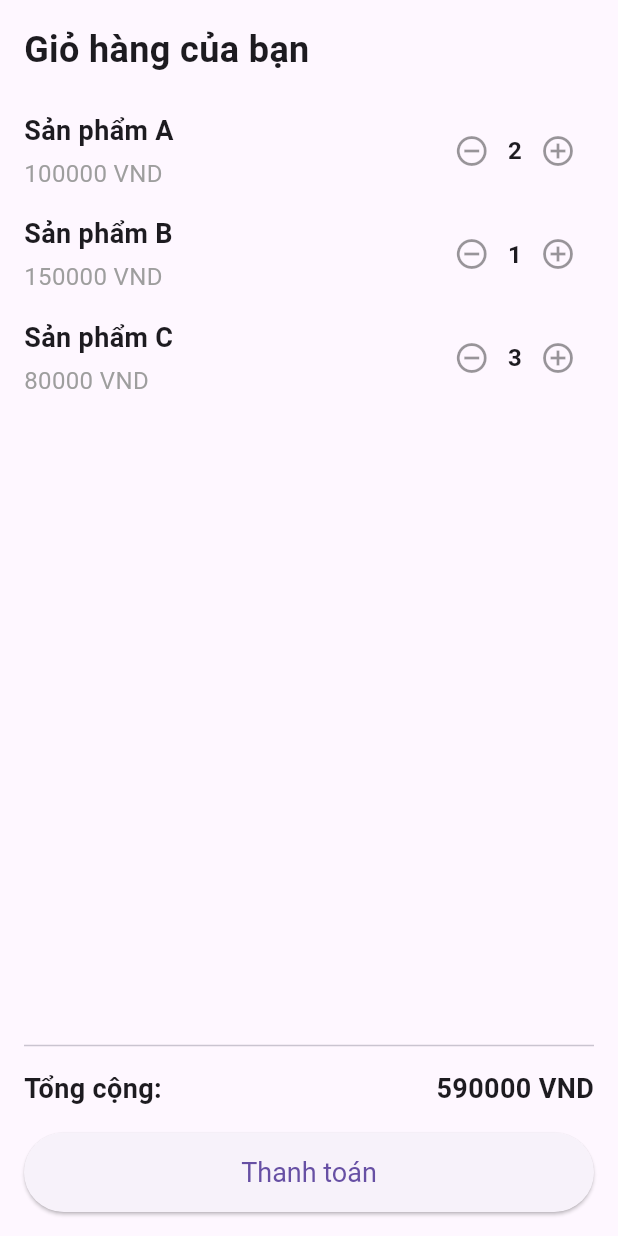
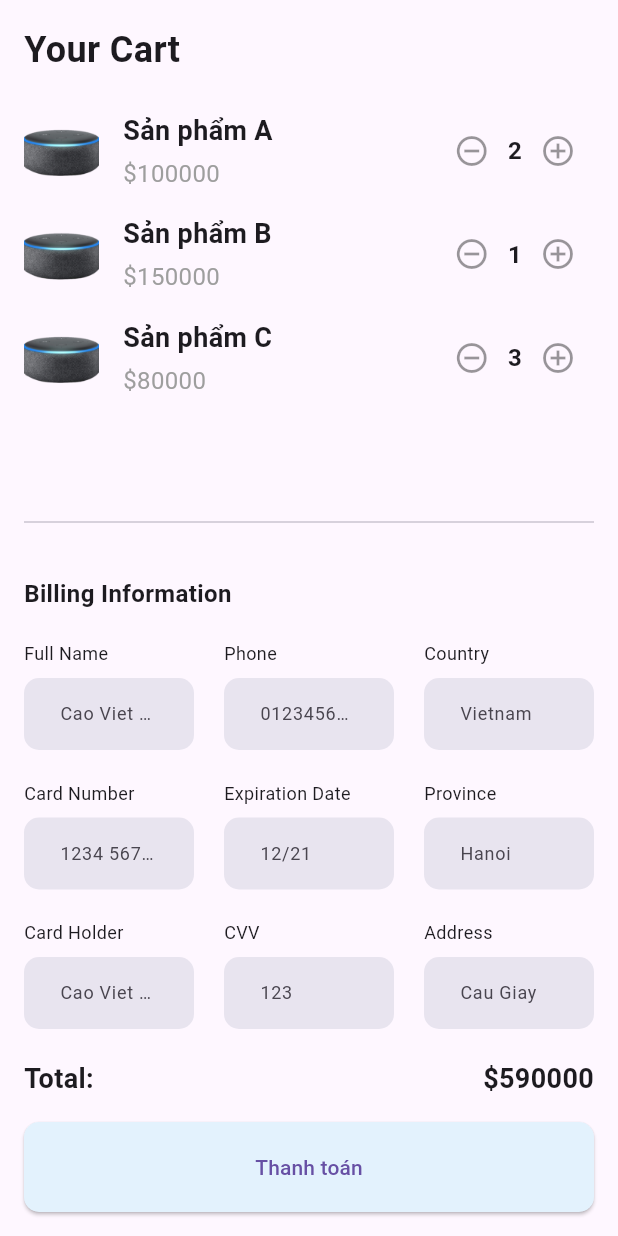
Before and after one commit to alexcao194/alexa, a Flutter app: the CartPage widget shown alone on an empty page, opened directly, on a phone screen of 412 x 824 dp. Run offline on Flutter 3.47's test engine with Material 3 defaults, Android fonts, the phone set to English and light mode, and no system bars; our stand-ins replace bloc, firebase_core, flutter_bloc, freezed_annotation, get_it, google_sign_in; missing offline and left inert: google_sign_in_web, vietmap_flutter_gl; accounts and stored records are empty; generated files the repository leaves out were written again; statements that could not run were skipped.

Commit message:
fix: update cart and profile page

```diff
--- a/lib/blocs/home/home_state.dart
+++ b/lib/blocs/home/home_state.dart
@@ -3,6 +3,6 @@ part of 'home_bloc.dart';
 @freezed
 class HomeState with _$HomeState {
   const factory HomeState({
-    @Default(1) int selectedTab,
+    @Default(0) int selectedTab,
   }) = _HomeState;
 }
--- a/lib/pages/card_page.dart
+++ /dev/null
@@ -1,129 +0,0 @@
-import 'package:flutter/material.dart';
-
-class CartPage extends StatelessWidget {
-  // Sample data for cart items
-  final List<Map<String, dynamic>> cartItems = [
-    {'name': 'Sản phẩm A', 'price': 100000, 'quantity': 2},
-    {'name': 'Sản phẩm B', 'price': 150000, 'quantity': 1},
-    {'name': 'Sản phẩm C', 'price': 80000, 'quantity': 3},
-  ];
-
-  @override
-  Widget build(BuildContext context) {
-    return Padding(
-      padding: const EdgeInsets.all(16.0),
-      child: Column(
-        crossAxisAlignment: CrossAxisAlignment.start,
-        children: [
-          const Text(
-            'Giỏ hàng của bạn',
-            style: TextStyle(fontSize: 24, fontWeight: FontWeight.bold),
-          ),
-          const SizedBox(height: 16),
-
-          // Cart Items List
-          Expanded(
-            child: ListView.builder(
-              itemCount: cartItems.length,
-              itemBuilder: (context, index) {
-                final item = cartItems[index];
-                return _buildCartItem(item);
-              },
-            ),
-          ),
-          const Divider(height: 32, thickness: 1),
-
-          // Total Price and Checkout Button
-          _buildTotalSection(),
-        ],
-      ),
-    );
-  }
-
-  // Widget to display individual cart items
-  Widget _buildCartItem(Map<String, dynamic> item) {
-    return Padding(
-      padding: const EdgeInsets.symmetric(vertical: 8.0),
-      child: Row(
-        mainAxisAlignment: MainAxisAlignment.spaceBetween,
-        children: [
-          // Product Name and Price
-          Column(
-            crossAxisAlignment: CrossAxisAlignment.start,
-            children: [
-              Text(
-                item['name'],
-                style: const TextStyle(fontSize: 18, fontWeight: FontWeight.bold),
-              ),
-              const SizedBox(height: 4),
-              Text(
-                '${item['price']} VND',
-                style: const TextStyle(fontSize: 16, color: Colors.grey),
-              ),
-            ],
-          ),
-
-          // Quantity Selector
-          Row(
-            children: [
-              IconButton(
-                icon: const Icon(Icons.remove_circle_outline),
-                onPressed: () {
-                  // Logic giảm số lượng
-                },
-              ),
-              Text(
-                '${item['quantity']}',
-                style: const TextStyle(fontSize: 16, fontWeight: FontWeight.bold),
-              ),
-              IconButton(
-                icon: const Icon(Icons.add_circle_outline),
-                onPressed: () {
-                  // Logic tăng số lượng
-                },
-              ),
-            ],
-          ),
-        ],
-      ),
-    );
-  }
-
-  // Widget to display total price and checkout button
-  Widget _buildTotalSection() {
-    final totalPrice = cartItems.fold(
-      0,
-          (sum, item) => sum + (item['price'] * item['quantity']) as int,
-    );
-
-    return Column(
-      crossAxisAlignment: CrossAxisAlignment.stretch,
-      children: [
-        Row(
-          mainAxisAlignment: MainAxisAlignment.spaceBetween,
-          children: [
-            const Text(
-              'Tổng cộng:',
-              style: TextStyle(fontSize: 18, fontWeight: FontWeight.bold),
-            ),
-            Text(
-              '$totalPrice VND',
-              style: const TextStyle(fontSize: 18, fontWeight: FontWeight.bold),
-            ),
-          ],
-        ),
-        const SizedBox(height: 16),
-        ElevatedButton(
-          onPressed: () {
-            // Logic thanh toán
-          },
-          style: ElevatedButton.styleFrom(
-            padding: const EdgeInsets.symmetric(vertical: 16),
-            textStyle: const TextStyle(fontSize: 18),
-          ),
-          child: const Text('Thanh toán'),
-        ),
-      ],
-    );
-  }
-}
--- /dev/null
+++ b/lib/pages/cart_page.dart
@@ -0,0 +1,209 @@
+import 'package:flutter/material.dart';
+import 'package:sellar_e_commerce/widgets/rounded_button.dart';
+
+import '../generared/assets.dart';
+import '../widgets/filled_field.dart';
+
+class CartPage extends StatelessWidget {
+  // Sample data for cart items
+  final List<Map<String, dynamic>> cartItems = [
+    {'name': 'Sản phẩm A', 'price': 100000, 'quantity': 2},
+    {'name': 'Sản phẩm B', 'price': 150000, 'quantity': 1},
+    {'name': 'Sản phẩm C', 'price': 80000, 'quantity': 3},
+  ];
+
+  CartPage({super.key});
+
+  @override
+  Widget build(BuildContext context) {
+    return Padding(
+      padding: const EdgeInsets.all(16.0),
+      child: Column(
+        crossAxisAlignment: CrossAxisAlignment.start,
+        children: [
+          const Text(
+            'Your Cart',
+            style: TextStyle(fontSize: 24, fontWeight: FontWeight.bold),
+          ),
+          const SizedBox(height: 16),
+
+          // Cart Items List
+          Expanded(
+            child: ListView.builder(
+              itemCount: cartItems.length,
+              itemBuilder: (context, index) {
+                final item = cartItems[index];
+                return _buildCartItem(item);
+              },
+            ),
+          ),
+          const Divider(height: 32, thickness: 1),
+          const SizedBox(height: 20),
+          Text(
+            "Billing Information",
+            style: TextStyle(
+              fontSize: 16,
+              fontWeight: FontWeight.bold,
+            ),
+          ),
+          const SizedBox(height: 20),
+          Row(
+            children: [
+              Expanded(
+                child: Column(
+                  children: [
+                    FilledField(
+                      label: "Full Name",
+                      hint: "Cao Viet Duc",
+                    ),
+                    SizedBox(height: 20),
+                    FilledField(
+                      label: "Card Number",
+                      hint: "1234 5678 9101 1121",
+                    ),
+                    SizedBox(height: 20),
+                    FilledField(
+                      label: "Card Holder",
+                      hint: "Cao Viet Duc",
+                    ),
+                  ],
+                ),
+              ),
+              SizedBox(width: 20),
+              Expanded(
+                child: Column(
+                  children: [
+                    FilledField(
+                      label: "Phone",
+                      hint: "0123456789",
+                    ),
+                    SizedBox(height: 20),
+                    FilledField(
+                      label: "Expiration Date",
+                      hint: "12/21",
+                    ),
+                    SizedBox(height: 20),
+                    FilledField(
+                      label: "CVV",
+                      hint: "123",
+                    ),
+                  ],
+                ),
+              ),
+              SizedBox(width: 20),
+              Expanded(
+                child: Column(
+                  children: [
+                    FilledField(
+                      label: "Country",
+                      hint: "Vietnam",
+                    ),
+                    SizedBox(height: 20),
+                    FilledField(
+                      label: "Province",
+                      hint: "Hanoi",
+                    ),
+                    SizedBox(height: 20),
+                    FilledField(
+                      label: "Address",
+                      hint: "Cau Giay",
+                    ),
+                  ],
+                ),
+              )
+            ],
+          ),
+          const SizedBox(height: 20),
+          _buildTotalSection(),
+        ],
+      ),
+    );
+  }
+
+  // Widget to display individual cart items
+  Widget _buildCartItem(Map<String, dynamic> item) {
+    return Padding(
+      padding: const EdgeInsets.symmetric(vertical: 8.0),
+      child: Row(
+        children: [
+          ClipRRect(
+            borderRadius: BorderRadius.circular(8),
+            child: Image.asset(
+              Assets.pngAlexa,
+              width: 50,
+              height: 50,
+              fit: BoxFit.cover,
+            ),
+          ),
+          const SizedBox(width: 16),
+          Expanded(
+            child: Column(
+              crossAxisAlignment: CrossAxisAlignment.start,
+              children: [
+                Text(
+                  item['name'],
+                  style: const TextStyle(fontSize: 18, fontWeight: FontWeight.bold),
+                ),
+                const SizedBox(height: 4),
+                Text(
+                  '\$${item['price']}',
+                  style: const TextStyle(fontSize: 16, color: Colors.grey),
+                ),
+              ],
+            ),
+          ),
+          // Quantity Selector
+          Row(
+            children: [
+              IconButton(
+                icon: const Icon(Icons.remove_circle_outline),
+                onPressed: () {
+                  // Logic giảm số lượng
+                },
+              ),
+              Text(
+                '${item['quantity']}',
+                style: const TextStyle(fontSize: 16, fontWeight: FontWeight.bold),
+              ),
+              IconButton(
+                icon: const Icon(Icons.add_circle_outline),
+                onPressed: () {
+                  // Logic tăng số lượng
+                },
+              ),
+            ],
+          ),
+        ],
+      ),
+    );
+  }
+
+  // Widget to display total price and checkout button
+  Widget _buildTotalSection() {
+    final totalPrice = cartItems.fold(
+      0,
+      (sum, item) => sum + (item['price'] * item['quantity']) as int,
+    );
+
+    return Column(
+      crossAxisAlignment: CrossAxisAlignment.stretch,
+      children: [
+        Row(
+          mainAxisAlignment: MainAxisAlignment.spaceBetween,
+          children: [
+            const Text(
+              'Total:',
+              style: TextStyle(fontSize: 18, fontWeight: FontWeight.bold),
+            ),
+            Text(
+              '\$$totalPrice',
+              style: const TextStyle(fontSize: 18, fontWeight: FontWeight.bold),
+            ),
+          ],
+        ),
+        const SizedBox(height: 16),
+        RoundedButton(child: Text('Thanh toán'), onPressed: () {}),
+      ],
+    );
+  }
+}
--- a/lib/screens/home_screen.dart
+++ b/lib/screens/home_screen.dart
@@ -4,7 +4,7 @@ import 'package:sellar_e_commerce/blocs/auth/auth_bloc.dart';
 
 import '../blocs/home/home_bloc.dart';
 import '../pages/account_page.dart';
-import '../pages/card_page.dart';
+import '../pages/cart_page.dart';
 import '../pages/shipping_page.dart';
 import '../pages/shopping_page.dart';
 import '../responsive_layout.dart';
--- a/lib/widgets/e_com_drawer.dart
+++ b/lib/widgets/e_com_drawer.dart
@@ -11,7 +11,7 @@ class ECommerceDrawer extends StatelessWidget {
   const ECommerceDrawer({super.key});
 
   static const List<String> labels = [
-    "Account",
+    "Profile",
     "Shopping",
     "Cart",
     "Orders",
--- /dev/null
+++ b/lib/widgets/filled_field.dart
@@ -0,0 +1,48 @@
+import 'package:flutter/material.dart';
+
+class FilledField extends StatelessWidget {
+  final String label;
+  final String hint;
+  final TextEditingController? controller;
+
+  const FilledField({
+    super.key,
+    required this.label,
+    required this.hint,
+    this.controller,
+  });
+
+  @override
+  Widget build(BuildContext context) {
+    return Column(
+      children: [
+        Align(
+          alignment: Alignment.centerLeft,
+          child: Text(
+            label,
+            style: TextStyle(
+              fontSize: 12,
+            ),
+          ),
+        ),
+        SizedBox(height: 8),
+        TextField(
+          controller: controller,
+          style: TextStyle(
+            fontSize: 12,
+          ),
+          decoration: InputDecoration(
+            filled: true,
+            hintText: hint,
+            fillColor: Theme.of(context).primaryColor.withOpacity(0.1),
+            border: OutlineInputBorder(
+              borderRadius: BorderRadius.circular(10),
+              borderSide: BorderSide.none,
+            ),
+            contentPadding: EdgeInsets.symmetric(horizontal: 20, vertical: 15),
+          ),
+        ),
+      ],
+    );
+  }
+}
--- /dev/null
+++ b/lib/widgets/rounded_button.dart
@@ -0,0 +1,31 @@
+import 'package:flutter/material.dart';
+
+class RoundedButton extends StatelessWidget {
+  final Widget child;
+  final VoidCallback onPressed;
+
+  const RoundedButton({super.key, required this.child, required this.onPressed});
+
+  @override
+  Widget build(BuildContext context) {
+    return ElevatedButton(
+      style: ButtonStyle(
+        shape: WidgetStateProperty.all(
+          RoundedRectangleBorder(
+            borderRadius: BorderRadius.circular(10),
+          ),
+        ),
+        padding: WidgetStateProperty.all(
+          EdgeInsets.symmetric(vertical: 20),
+        ),
+        overlayColor: WidgetStateProperty.all(Theme.of(context).primaryColor.withOpacity(0.1)),
+        backgroundColor: WidgetStateProperty.all(Theme.of(context).secondaryHeaderColor),
+      ),
+      onPressed: onPressed,
+      child: Padding(
+        padding: const EdgeInsets.symmetric(horizontal: 8.0),
+        child: child,
+      ),
+    );
+  }
+}
```
Also changed, not shown: lib/models/item.dart (+10 -8 lines), lib/pages/account_page.dart (+115 -146 lines), lib/widgets/e_com_item_description.dart (+4 -3 lines).
